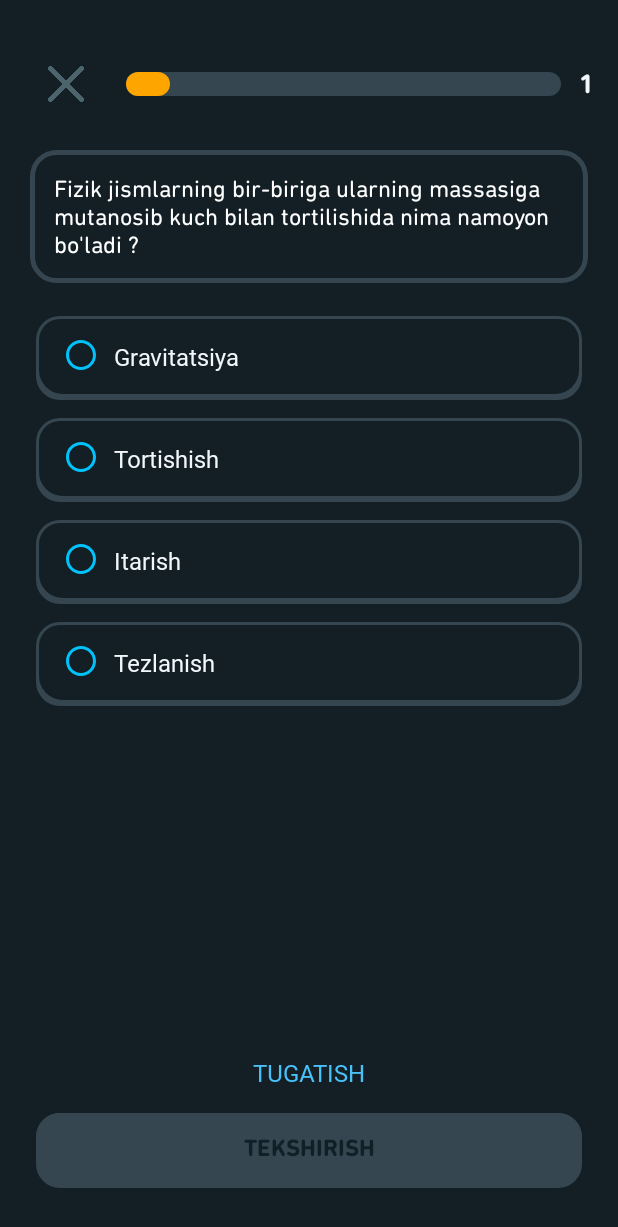
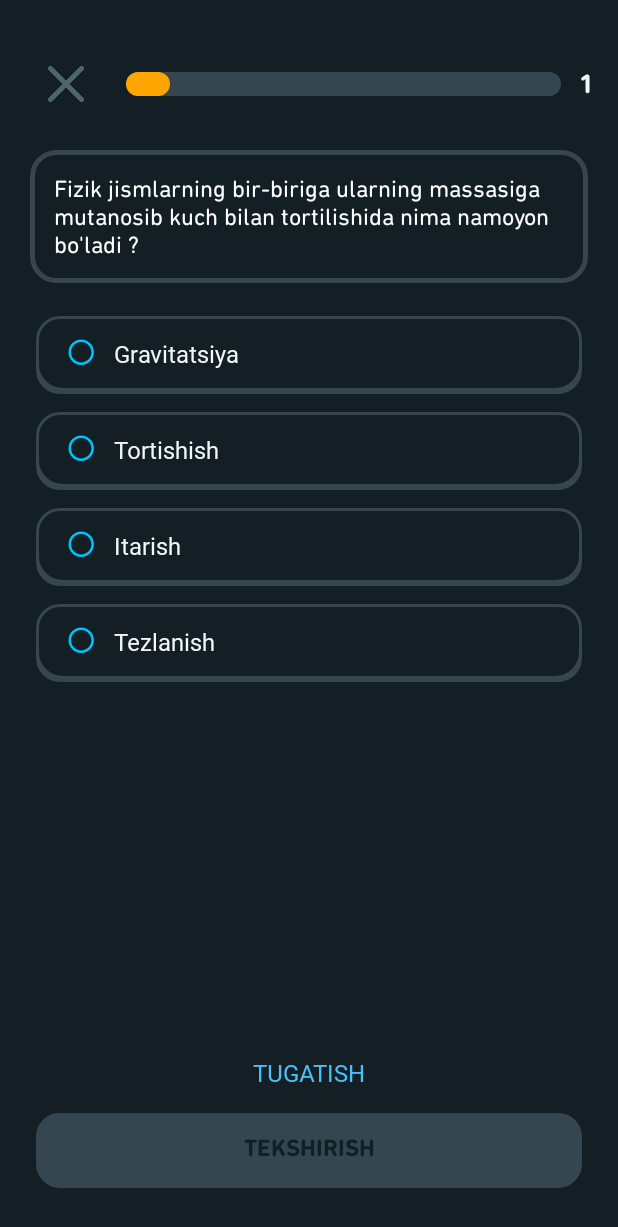
Before and after one commit to sud0pacman/QuizAppMVP, an Android app: the MainActivity screen opened directly, with no data from a screen before it, on a phone screen of 412 x 824 dp. Shown: the top 1227 px of the screen. Run offline under Robolectric (Android 15) with nearby library versions, the phone set to English and light mode, and no system bars.

Commit message:
some ui elements

```diff
--- a/app/src/main/java/com/example/quizappmvp/presentation/finish/FinishActivity.java
+++ b/app/src/main/java/com/example/quizappmvp/presentation/finish/FinishActivity.java
@@ -52,12 +52,14 @@ public class FinishActivity extends AppCompatActivity {
         bandTv.setText(""+trueAns);
 
         TextView timeTv = findViewById(R.id.tv_time);
-        timeTv.setText(minutes + ":"+seconds);
+
+        if (seconds > 9) timeTv.setText(minutes + ":"+seconds);
+        else timeTv.setText(minutes + ":"+"0"+seconds);
 
 
         TextView accuracyTv = findViewById(R.id.tv_accuracy);
         float accuracy = ((trueAns + wrongAns) * 0.01f) * trueAns;
-        accuracyTv.setText("" + ((int) accuracy));
+        accuracyTv.setText("%" + ((int) accuracy));
 
         TextView degree = findViewById(R.id.tv_degree);
 
--- a/app/src/main/res/layout/activity_main.xml
+++ b/app/src/main/res/layout/activity_main.xml
@@ -83,7 +83,7 @@
             <LinearLayout
                 android:id="@+id/variant_out_card_1"
                 android:layout_width="match_parent"
-                android:layout_height="56dp"
+                android:layout_height="wrap_content"
                 android:layout_marginHorizontal="24dp"
                 android:layout_marginVertical="6dp"
                 android:background="@drawable/bg_out_variant"
@@ -92,7 +92,7 @@
                 <LinearLayout
                     android:id="@+id/variant1"
                     android:layout_width="match_parent"
-                    android:layout_height="match_parent"
+                    android:layout_height="wrap_content"
                     android:layout_marginHorizontal="2dp"
                     android:layout_marginTop="1.7dp"
                     android:layout_marginBottom="4dp"
@@ -104,7 +104,7 @@
                     <ImageView
                         android:id="@+id/image_variant_1"
                         android:layout_width="wrap_content"
-                        android:layout_height="wrap_content"
+                        android:layout_height="match_parent"
                         android:src="@drawable/ic_unchecked"
                         app:tint="#00c2fc" />
 
@@ -115,16 +115,17 @@
                     <TextView
                         android:id="@+id/text_variant_1"
                         style="@style/variant_text"
-                        android:text="@string/app_name" />
+                        android:text="@tools:sample/avatars" />
 
                 </LinearLayout>
             </LinearLayout>
 
 
+
             <LinearLayout
                 android:id="@+id/variant_out_card_2"
                 android:layout_width="match_parent"
-                android:layout_height="56dp"
+                android:layout_height="wrap_content"
                 android:layout_marginHorizontal="24dp"
                 android:layout_marginVertical="6dp"
                 android:background="@drawable/bg_out_variant"
@@ -145,7 +146,7 @@
                     <ImageView
                         android:id="@+id/image_variant_2"
                         android:layout_width="wrap_content"
-                        android:layout_height="wrap_content"
+                        android:layout_height="match_parent"
                         android:src="@drawable/ic_unchecked"
                         app:tint="#00c2fc" />
 
@@ -165,7 +166,7 @@
             <LinearLayout
                 android:id="@+id/variant_out_card_3"
                 android:layout_width="match_parent"
-                android:layout_height="56dp"
+                android:layout_height="wrap_content"
                 android:layout_marginHorizontal="24dp"
                 android:layout_marginVertical="6dp"
                 android:background="@drawable/bg_out_variant"
@@ -186,7 +187,7 @@
                     <ImageView
                         android:id="@+id/image_variant_3"
                         android:layout_width="wrap_content"
-                        android:layout_height="wrap_content"
+                        android:layout_height="match_parent"
                         android:src="@drawable/ic_unchecked"
                         app:tint="#00c2fc" />
 
@@ -206,7 +207,7 @@
             <LinearLayout
                 android:id="@+id/variant_out_card_4"
                 android:layout_width="match_parent"
-                android:layout_height="56dp"
+                android:layout_height="wrap_content"
                 android:layout_marginHorizontal="24dp"
                 android:layout_marginVertical="6dp"
                 android:background="@drawable/bg_out_variant"
@@ -227,7 +228,7 @@
                     <ImageView
                         android:id="@+id/image_variant_4"
                         android:layout_width="wrap_content"
-                        android:layout_height="wrap_content"
+                        android:layout_height="match_parent"
                         android:src="@drawable/ic_unchecked"
                         app:tint="#00c2fc" />
 
--- a/app/src/main/res/values/styles.xml
+++ b/app/src/main/res/values/styles.xml
@@ -28,7 +28,7 @@
 
     <style name="variant_text">
         <item name="android:layout_width">match_parent</item>
-        <item name="android:layout_height">match_parent</item>
+        <item name="android:layout_height">wrap_content</item>
         <item name="android:fontFamily">@font/din_next_for_duolingo_bold</item>
         <item name="android:textSize">16sp</item>
         <item name="android:textColor">@color/text_color</item>
```
Also changed, not shown: app/src/main/AndroidManifest.xml (+8 -3 lines), app/src/main/res/layout/activity_category.xml (+5 -5 lines).
